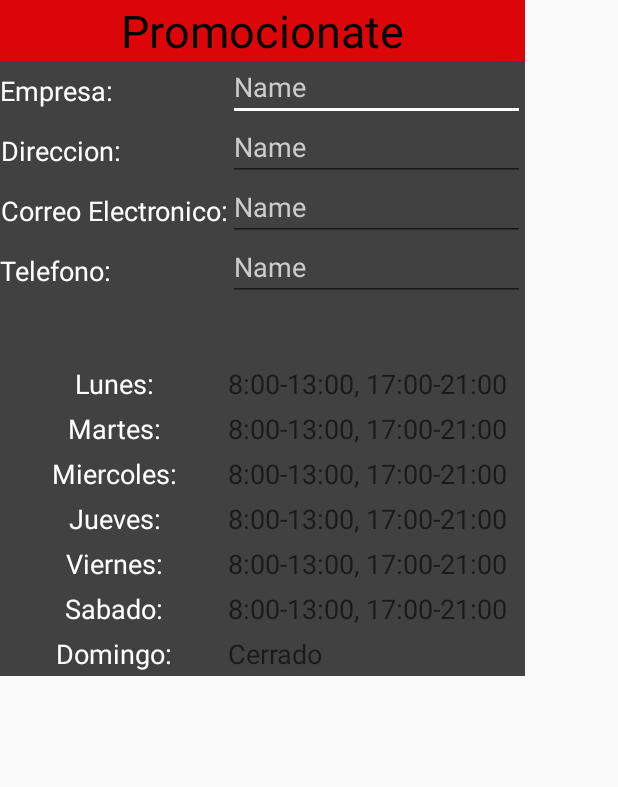
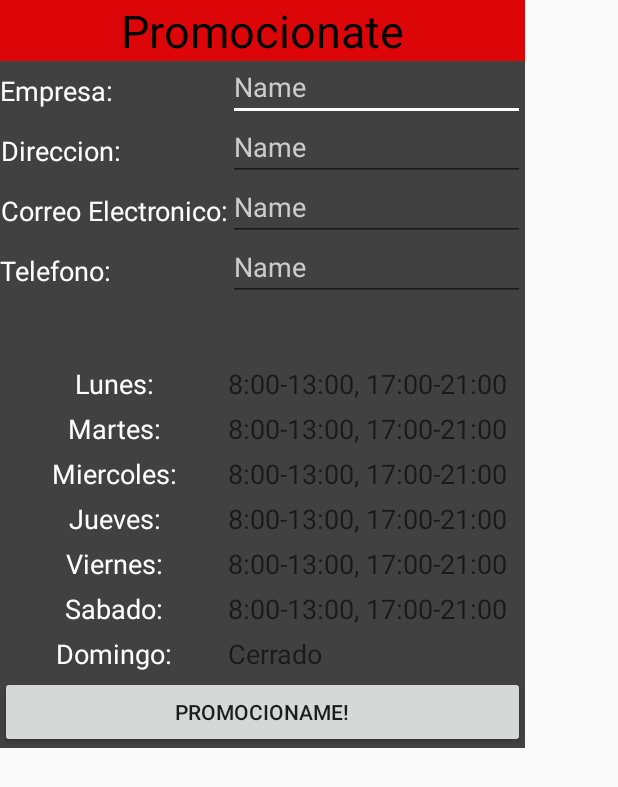
Before and after one commit to AdrianPardo/LaGemadeMarvel-copia, an Android app: the layout get_promotion.xml on its own in the app's theme, with its tools: preview values and no code run, on a phone screen of 412 x 824 dp. Shown: the top 787 px of the screen. Run offline under Robolectric (Android 15) with nearby library versions, the phone set to English and light mode, and no system bars; Roboto replaces fonts that are not available here.

Commit message:
added start of store implementation.

```diff
--- a/app/src/main/res/layout/get_promotion.xml
+++ b/app/src/main/res/layout/get_promotion.xml
@@ -27,6 +27,7 @@
         android:orientation="vertical">
 
         <LinearLayout
+            android:id="@+id/linearLayout"
             android:layout_width="match_parent"
             android:layout_height="wrap_content"
             android:orientation="horizontal">
@@ -52,10 +53,10 @@
                     android:layout_width="wrap_content"
                     android:layout_height="40dp"
 
+                    android:gravity="center"
                     android:text="Direccion:"
                     android:textColor="@color/White"
                     android:textSize="18sp"
-                    android:gravity="center"
                     app:layout_constraintStart_toEndOf="@+id/imagencomic"
                     tools:layout_editor_absoluteY="35dp" />
 
@@ -64,10 +65,10 @@
                     android:layout_width="wrap_content"
                     android:layout_height="40dp"
 
+                    android:gravity="center"
                     android:text="Correo Electronico:"
                     android:textColor="@color/White"
                     android:textSize="18sp"
-                    android:gravity="center"
                     app:layout_constraintStart_toEndOf="@+id/imagencomic"
                     tools:layout_editor_absoluteY="67dp" />
 
@@ -77,10 +78,10 @@
                     android:layout_height="40dp"
 
 
+                    android:gravity="center"
                     android:text="Telefono:"
                     android:textColor="@color/White"
                     android:textSize="18sp"
-                    android:gravity="center"
                     app:layout_constraintStart_toEndOf="@+id/imagencomic"
                     app:layout_constraintTop_toBottomOf="@+id/fav_button" />
 
@@ -314,7 +315,18 @@
                     android:textColor="@color/BlancoRoto" />
 
             </LinearLayout>
+
         </LinearLayout>
+
+        <Button
+            android:id="@+id/button2"
+            android:layout_width="match_parent"
+            android:layout_height="wrap_content"
+            android:layout_weight="1"
+            android:text="Promocioname!"
+            app:layout_constraintEnd_toEndOf="parent"
+            app:layout_constraintStart_toStartOf="parent"
+            app:layout_constraintTop_toBottomOf="@+id/linearLayout" />
 
 
     </android.support.constraint.ConstraintLayout>
```
Also changed, not shown: app/src/main/java/com/example/adrian/lagemademarvel/GetPromotion.java (+4 -4 lines), app/src/main/java/com/example/adrian/lagemademarvel/MapsFragment.java (+12 -1 lines), app/src/main/java/com/example/adrian/lagemademarvel/createPromotion.java (+4 -4 lines).
